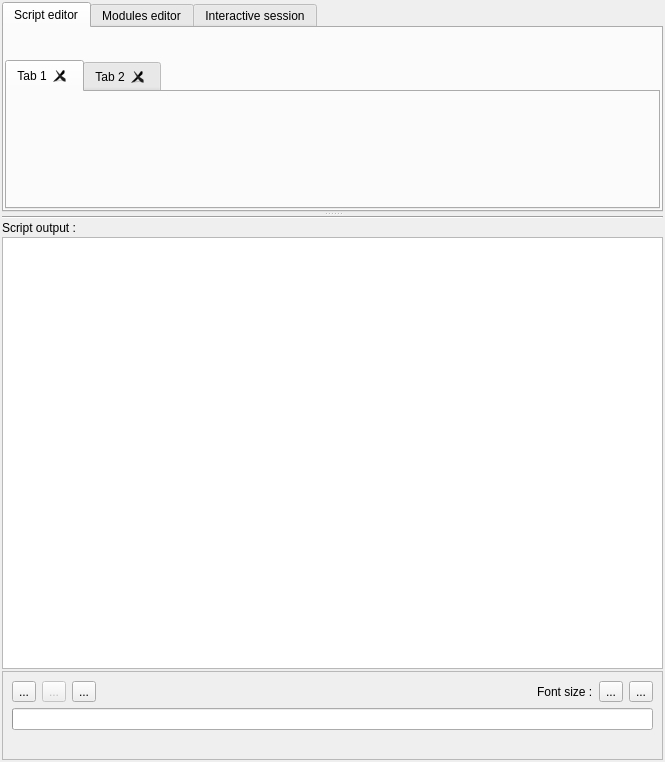
First picture: the form in plugins/view/pythonscriptview/PythonScriptViewWidget.ui, repository jalamao/tulip-1, before the edit.
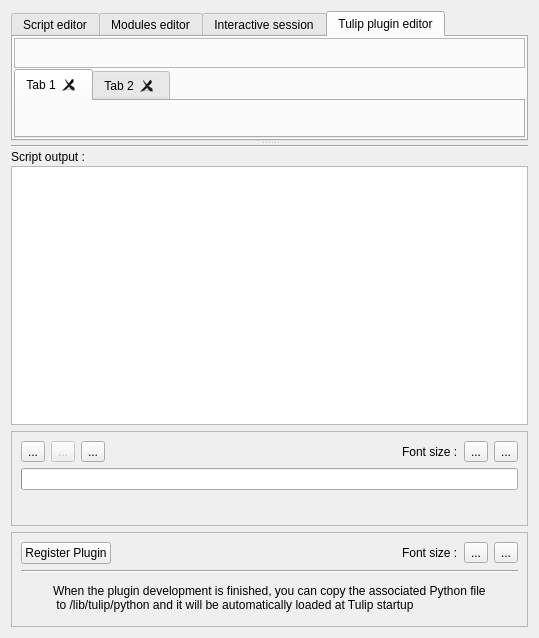
Second picture: the form after the edit. The open tabs and pages were chosen to show the change. Icons and pictures are not drawn. Custom widgets are drawn as their Qt base class.

Commit message: - Important update for the Python Script view :

What changed in the file:
```diff
--- a/plugins/view/pythonscriptview/PythonScriptViewWidget.ui
+++ b/plugins/view/pythonscriptview/PythonScriptViewWidget.ui
@@ -6,8 +6,8 @@
    <rect>
     <x>0</x>
     <y>0</y>
-    <width>665</width>
-    <height>762</height>
+    <width>539</width>
+    <height>638</height>
    </rect>
   </property>
   <property name="sizePolicy">
@@ -19,13 +19,7 @@
   <property name="windowTitle">
    <string>Form</string>
   </property>
-  <layout class="QVBoxLayout" name="verticalLayout_6">
-   <property name="spacing">
-    <number>2</number>
-   </property>
-   <property name="margin">
-    <number>2</number>
-   </property>
+  <layout class="QVBoxLayout" name="verticalLayout_7">
    <item>
     <widget class="QSplitter" name="splitter">
      <property name="orientation">
@@ -62,21 +56,18 @@
          <number>1</number>
         </property>
         <item>
-         <widget class="QWidget" name="mainScriptToolBarWidget" native="true">
-          <property name="sizePolicy">
-           <sizepolicy hsizetype="Expanding" vsizetype="Preferred">
-            <horstretch>0</horstretch>
-            <verstretch>0</verstretch>
-           </sizepolicy>
-          </property>
+         <widget class="QFrame" name="mainScriptToolBarWidget">
           <property name="minimumSize">
            <size>
-            <width>400</width>
+            <width>0</width>
             <height>30</height>
            </size>
           </property>
-          <property name="styleSheet">
-           <string notr="true"/>
+          <property name="frameShape">
+           <enum>QFrame::StyledPanel</enum>
+          </property>
+          <property name="frameShadow">
+           <enum>QFrame::Raised</enum>
           </property>
          </widget>
         </item>
@@ -158,6 +149,55 @@
         </item>
        </layout>
       </widget>
+      <widget class="QWidget" name="tab_8">
+       <attribute name="title">
+        <string>Tulip plugin editor</string>
+       </attribute>
+       <layout class="QVBoxLayout" name="verticalLayout_8">
+        <property name="spacing">
+         <number>1</number>
+        </property>
+        <property name="margin">
+         <number>1</number>
+        </property>
+        <item>
+         <widget class="QFrame" name="pluginsToolBarWidget">
+          <property name="minimumSize">
+           <size>
+            <width>0</width>
+            <height>30</height>
+           </size>
+          </property>
+          <property name="frameShape">
+           <enum>QFrame::StyledPanel</enum>
+          </property>
+          <property name="frameShadow">
+           <enum>QFrame::Raised</enum>
+          </property>
+         </widget>
+        </item>
+        <item>
+         <widget class="QTabWidget" name="pluginsTabWidget">
+          <property name="currentIndex">
+           <number>0</number>
+          </property>
+          <property name="tabsClosable">
+           <bool>true</bool>
+          </property>
+          <widget class="QWidget" name="tab_9">
+           <attribute name="title">
+            <string>Tab 1</string>
+           </attribute>
+          </widget>
+          <widget class="QWidget" name="tab_10">
+           <attribute name="title">
+            <string>Tab 2</string>
+           </attribute>
+          </widget>
+         </widget>
+        </item>
+       </layout>
+      </widget>
      </widget>
      <widget class="QWidget" name="layoutWidget">
       <layout class="QVBoxLayout" name="verticalLayout_2">
@@ -196,7 +236,19 @@
     </widget>
    </item>
    <item>
-    <widget class="QFrame" name="frame">
+    <widget class="QFrame" name="scriptControlFrame">
+     <property name="minimumSize">
+      <size>
+       <width>0</width>
+       <height>95</height>
+      </size>
+     </property>
+     <property name="maximumSize">
+      <size>
+       <width>16777215</width>
+       <height>95</height>
+      </size>
+     </property>
      <property name="frameShape">
       <enum>QFrame::StyledPanel</enum>
      </property>
@@ -324,6 +376,128 @@
      </layout>
     </widget>
    </item>
+   <item>
+    <widget class="QFrame" name="pluginControlFrame">
+     <property name="minimumSize">
+      <size>
+       <width>0</width>
+       <height>95</height>
+      </size>
+     </property>
+     <property name="maximumSize">
+      <size>
+       <width>16777215</width>
+       <height>95</height>
+      </size>
+     </property>
+     <property name="frameShape">
+      <enum>QFrame::StyledPanel</enum>
+     </property>
+     <property name="frameShadow">
+      <enum>QFrame::Raised</enum>
+     </property>
+     <layout class="QVBoxLayout" name="verticalLayout_6">
+      <item>
+       <layout class="QHBoxLayout" name="horizontalLayout">
+        <item>
+         <widget class="QPushButton" name="registerPluginButton">
+          <property name="text">
+           <string>Register Plugin</string>
+          </property>
+         </widget>
+        </item>
+        <item>
+         <widget class="QLabel" name="pluginStatusLabel">
+          <property name="sizePolicy">
+           <sizepolicy hsizetype="Expanding" vsizetype="Preferred">
+            <horstretch>0</horstretch>
+            <verstretch>0</verstretch>
+           </sizepolicy>
+          </property>
+          <property name="text">
+           <string/>
+          </property>
+         </widget>
+        </item>
+        <item>
+         <widget class="QLabel" name="label_3">
+          <property name="text">
+           <string>Font size :</string>
+          </property>
+         </widget>
+        </item>
+        <item>
+         <widget class="QToolButton" name="decreaseFontSizeButton2">
+          <property name="text">
+           <string>...</string>
+          </property>
+          <property name="icon">
+           <iconset resource="PythonScriptViewResource.qrc">
+            <normaloff>:/icons/round_minus.png</normaloff>:/icons/round_minus.png</iconset>
+          </property>
+         </widget>
+        </item>
+        <item>
+         <widget class="QToolButton" name="increaseFontSizeButton2">
+          <property name="text">
+           <string>...</string>
+          </property>
+          <property name="icon">
+           <iconset resource="PythonScriptViewResource.qrc">
+            <normaloff>:/icons/round_plus.png</normaloff>:/icons/round_plus.png</iconset>
+          </property>
+         </widget>
+        </item>
+       </layout>
+      </item>
+      <item>
+       <widget class="Line" name="line_2">
+        <property name="orientation">
+         <enum>Qt::Horizontal</enum>
+        </property>
+       </widget>
+      </item>
+      <item>
+       <layout class="QHBoxLayout" name="horizontalLayout_3">
+        <item>
+         <spacer name="horizontalSpacer_3">
+          <property name="orientation">
+           <enum>Qt::Horizontal</enum>
+          </property>
+          <property name="sizeHint" stdset="0">
+           <size>
+            <width>40</width>
+            <height>20</height>
+           </size>
+          </property>
+         </spacer>
+        </item>
+        <item>
+         <widget class="QLabel" name="label_4">
+          <property name="text">
+           <string>When the plugin development is finished, you can copy the associated Python file
+ to &lt;tulip_dir&gt;/lib/tulip/python and it will be automatically loaded at Tulip startup</string>
+          </property>
+         </widget>
+        </item>
+        <item>
+         <spacer name="horizontalSpacer_4">
+          <property name="orientation">
+           <enum>Qt::Horizontal</enum>
+          </property>
+          <property name="sizeHint" stdset="0">
+           <size>
+            <width>40</width>
+            <height>20</height>
+           </size>
+          </property>
+         </spacer>
+        </item>
+       </layout>
+      </item>
+     </layout>
+    </widget>
+   </item>
   </layout>
  </widget>
  <customwidgets>
```
Left out of the diff: 16 changed lines with no effect on the pictures. The commit also changes 15 other files.
